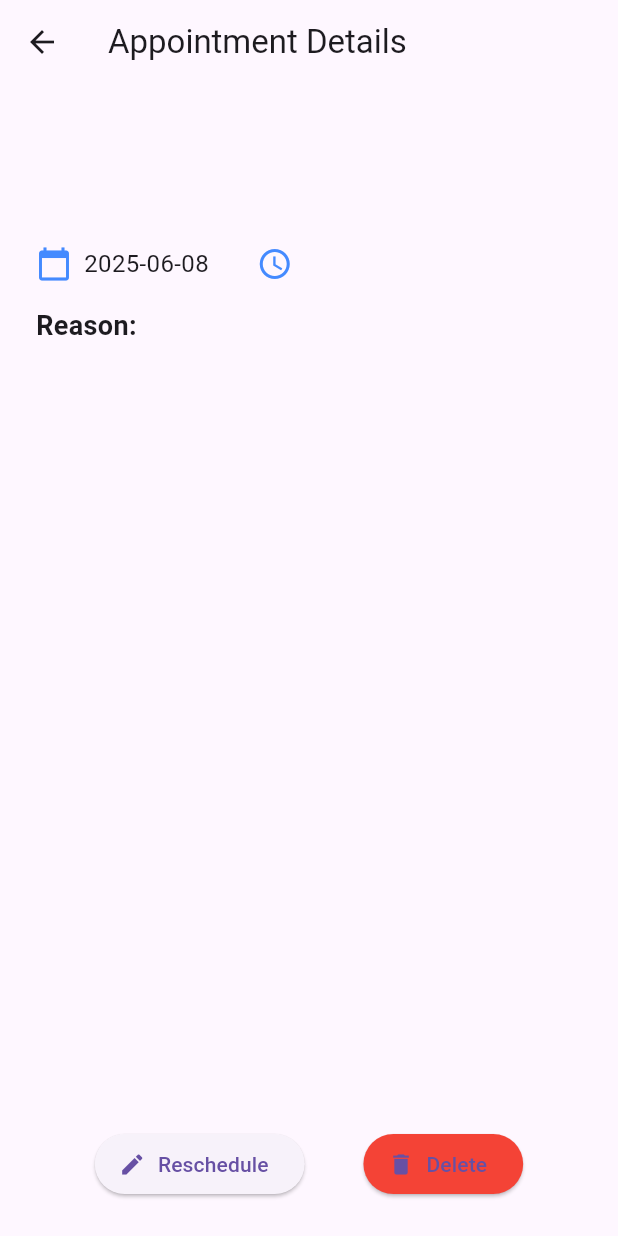
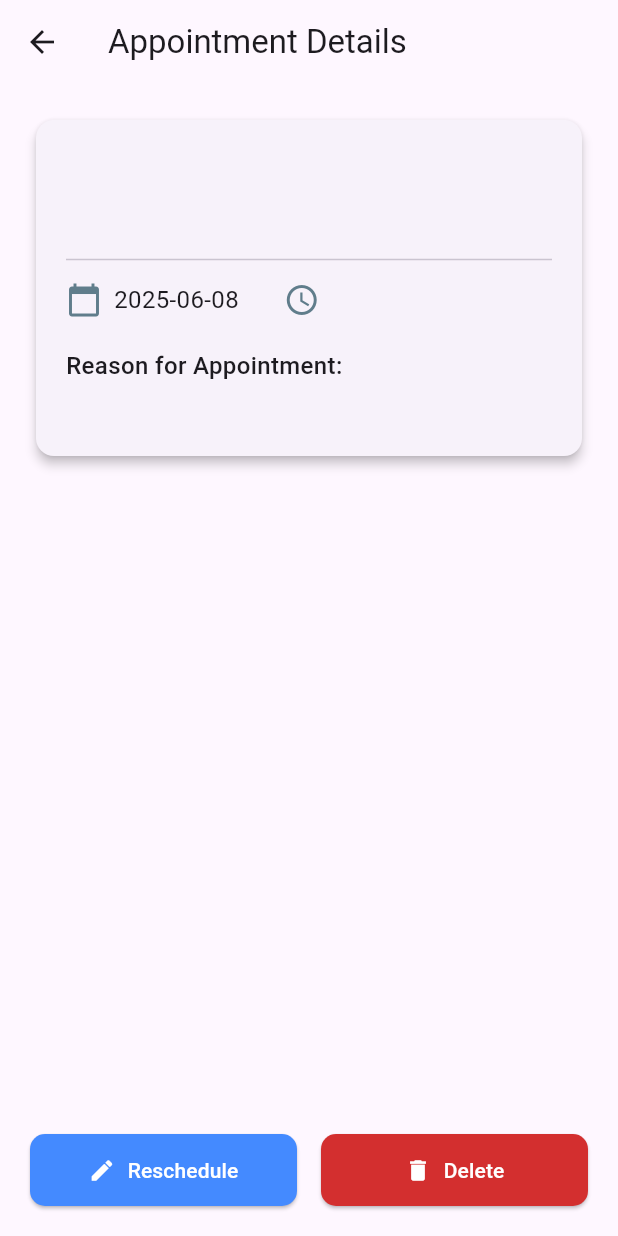
Before and after one commit to Mkasi09/e_hospital, a Flutter app: the AppointmentDetailScreen screen opened directly with empty values, on a phone screen of 412 x 824 dp. Run offline on Flutter 3.47's test engine with Material 3 defaults, Android fonts, the phone set to English and light mode, and no system bars; our stand-ins replace cloud_firestore, firebase_auth, firebase_core; accounts and stored records are empty.

Commit message:
reschedule appointment

```diff
--- a/lib/screens/patient/book/hospital_dropdown.dart
+++ b/lib/screens/patient/book/hospital_dropdown.dart
@@ -1,4 +1,4 @@
-import 'package:flutter/material.dart';
+/*import 'package:flutter/material.dart';
 import 'package:flutter_typeahead/flutter_typeahead.dart';
 import 'package:cloud_firestore/cloud_firestore.dart';
 
@@ -84,3 +84,4 @@ class HospitalDropdown extends StatelessWidget {
     );
   }
 }
+*/
--- a/lib/screens/patient/my_appointments/detailed.dart
+++ b/lib/screens/patient/my_appointments/detailed.dart
@@ -1,5 +1,7 @@
 import 'package:flutter/material.dart';
 import 'package:cloud_firestore/cloud_firestore.dart';
+
+import '../book/book_appointment.dart';
 
 class AppointmentDetailScreen extends StatelessWidget {
   final String docId;
@@ -48,70 +50,100 @@ class AppointmentDetailScreen extends StatelessWidget {
         title: const Text('Appointment Details'),
       ),
       body: Padding(
-        padding: const EdgeInsets.all(24),
+        padding: const EdgeInsets.all(20),
+        child: Column(
+          crossAxisAlignment: CrossAxisAlignment.start,
+          children: [
+            Card(
+              elevation: 3,
+              shape: RoundedRectangleBorder(borderRadius: BorderRadius.circular(12)),
+              child: Padding(
+                padding: const EdgeInsets.all(20),
                 child: Column(
                   crossAxisAlignment: CrossAxisAlignment.start,
                   children: [
                     Text(
                       data['doctor'] ?? 'Unknown Doctor',
-              style: const TextStyle(fontSize: 24, fontWeight: FontWeight.bold),
+                      style: const TextStyle(
+                        fontSize: 22,
+                        fontWeight: FontWeight.w600,
+                        color: Colors.black87,
                       ),
-            const SizedBox(height: 8),
+                    ),
+                    const SizedBox(height: 4),
                     Text(
                       data['hospital'] ?? 'Unknown Hospital',
-              style: const TextStyle(fontSize: 18, color: Colors.grey),
+                      style: const TextStyle(
+                        fontSize: 16,
+                        color: Colors.grey,
                       ),
-            const SizedBox(height: 16),
+                    ),
+                    const Divider(height: 30, thickness: 1),
                     Row(
                       children: [
-                Row(
-                  children: [
-                    const Icon(Icons.calendar_today, color: Colors.blueAccent),
+                        const Icon(Icons.calendar_today, color: Colors.blueGrey),
                         const SizedBox(width: 8),
                         Text(
                           '${date.toLocal().toString().split(' ')[0]}',
                           style: const TextStyle(fontSize: 16),
                         ),
-                  ],
-                ),
-
-                const SizedBox(width: 32),
-                Row(
-                  children: [
-                    const Icon(Icons.access_time, color: Colors.blueAccent),
+                        const SizedBox(width: 30),
+                        const Icon(Icons.access_time, color: Colors.blueGrey),
                         const SizedBox(width: 8),
                         Text(time, style: const TextStyle(fontSize: 16)),
                       ],
                     ),
+                    const SizedBox(height: 20),
+                    const Text(
+                      'Reason for Appointment:',
+                      style: TextStyle(fontSize: 16, fontWeight: FontWeight.w500),
+                    ),
+                    const SizedBox(height: 8),
+                    Text(
+                      reason,
+                      style: const TextStyle(fontSize: 15, color: Colors.black87),
+                    ),
                   ],
                 ),
-            const SizedBox(height: 16),
-            const Text(
-              'Reason:',
-              style: TextStyle(fontSize: 18, fontWeight: FontWeight.bold),
               ),
-            const SizedBox(height: 6),
-            Text(
-              reason,
-              style: const TextStyle(fontSize: 16),
             ),
             const Spacer(),
             Row(
-              mainAxisAlignment: MainAxisAlignment.spaceEvenly,
               children: [
-                ElevatedButton.icon(
-                  onPressed: () => _editAppointment(context),
+                Expanded(
+                  child: ElevatedButton.icon(
+                    onPressed: () {
+                      Navigator.push(
+                        context,
+                        MaterialPageRoute(
+                          builder: (context) => BookAppointmentScreen(
+                            isRescheduling: true,
+                            appointmentId: docId,
+                            existingData: data,
+                          ),
+                        ),
+                      );
+                    },
                     icon: const Icon(Icons.edit),
                     label: const Text('Reschedule'),
+                    style: ElevatedButton.styleFrom(
+                      padding: const EdgeInsets.symmetric(vertical: 14),
+                      foregroundColor: Colors.white,
+                      backgroundColor: Colors.blueAccent,
+                      shape: RoundedRectangleBorder(borderRadius: BorderRadius.circular(10)),
                     ),
-                ElevatedButton.icon(
-                  style: ElevatedButton.styleFrom(backgroundColor: Colors.red),
+                  ),
+                ),
+
+                const SizedBox(width: 16),
+                Expanded(
+                  child: ElevatedButton.icon(
                     onPressed: () async {
                       final confirm = await showDialog<bool>(
                         context: context,
                         builder: (context) => AlertDialog(
-                        title: const Text('Delete Appointment'),
-                        content: const Text('Are you sure you want to delete this appointment?'),
+                          title: const Text('Cancel Appointment'),
+                          content: const Text('Are you sure you want to cancel this appointment?'),
                           actions: [
                             TextButton(
                               onPressed: () => Navigator.of(context).pop(false),
@@ -119,7 +151,10 @@ class AppointmentDetailScreen extends StatelessWidget {
                             ),
                             TextButton(
                               onPressed: () => Navigator.of(context).pop(true),
-                            child: const Text('Delete', style: TextStyle(color: Colors.red)),
+                              child: const Text(
+                                'Yes',
+                                style: TextStyle(color: Colors.red),
+                              ),
                             ),
                           ],
                         ),
@@ -130,12 +165,20 @@ class AppointmentDetailScreen extends StatelessWidget {
                     },
                     icon: const Icon(Icons.delete),
                     label: const Text('Delete'),
+                    style: ElevatedButton.styleFrom(
+                      padding: const EdgeInsets.symmetric(vertical: 14),
+                      backgroundColor: Colors.red[700],
+                      foregroundColor: Colors.white,
+                      shape: RoundedRectangleBorder(borderRadius: BorderRadius.circular(10)),
+                    ),
+                  ),
                 ),
               ],
-            ),
+            )
           ],
         ),
       ),
     );
   }
+
 }
--- a/pubspec.yaml
+++ b/pubspec.yaml
@@ -34,7 +34,7 @@ dependencies:
   firebase_auth: ^4.11.0
   cloud_firestore: ^4.8.0
   url_launcher: ^6.2.6
-  flutter_typeahead: ^4.0.0
+  #flutter_typeahead: ^4.0.0
   intl: ^0.18.0
 
   # The following adds the Cupertino Icons font to your application.
```
Also changed, not shown: lib/screens/patient/book/appointment_service.dart (+69 -3 lines), lib/screens/patient/book/book_appointment.dart (+51 -5 lines), lib/screens/patient/book/reschudule/reschudule_appoitment_service.dart (added, +72 -0 lines), pubspec.lock. Lines whose indentation alone changed are shown as unchanged.
